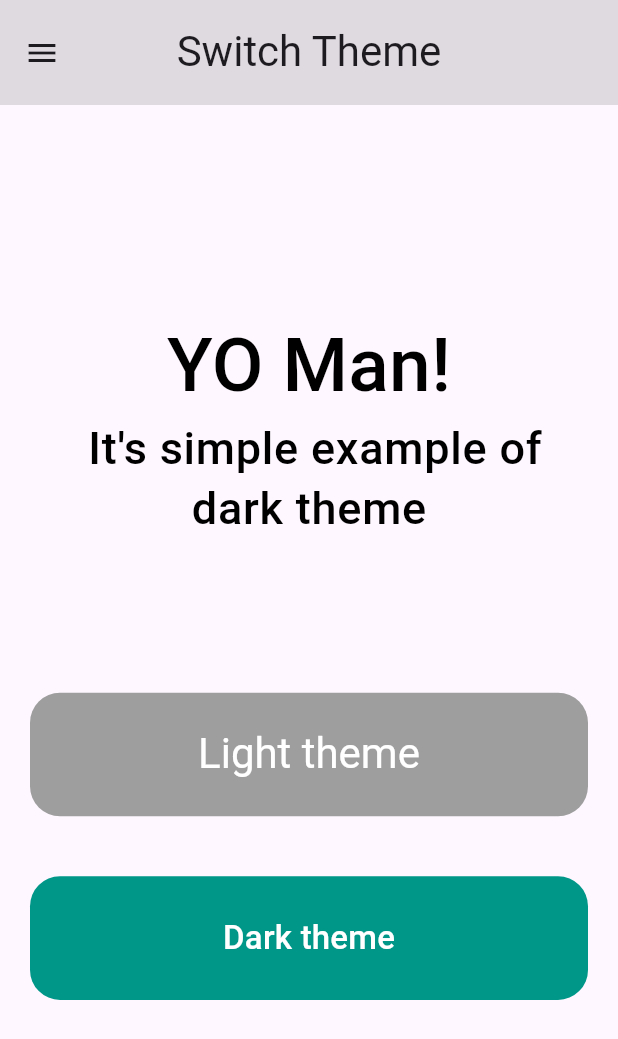
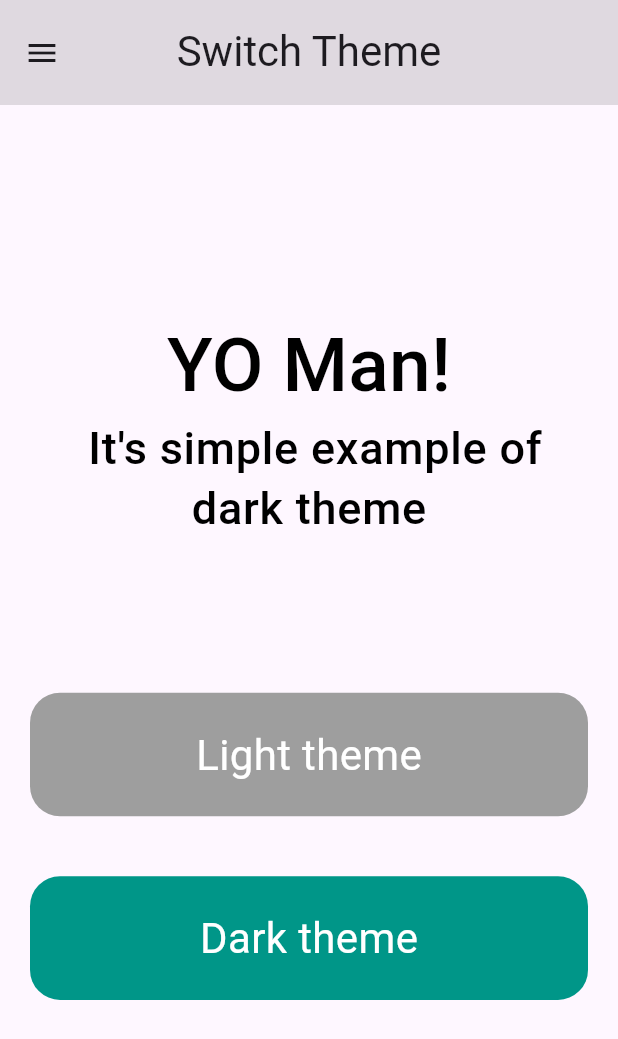
Before and after one commit to MauryaAayush/advflutterch_1, a Flutter app: the screen it shows after launch, on a phone screen of 412 x 824 dp. Shown: the top 1039 px of the screen. Run offline on Flutter 3.47's test engine with Material 3 defaults, Android fonts, the phone set to English and light mode, and no system bars.

Commit message:
Radhey Radhey

```diff
--- a/lib/screens/first_page/Views/Switch_theme_Screen/part_2.dart
+++ b/lib/screens/first_page/Views/Switch_theme_Screen/part_2.dart
@@ -51,7 +51,9 @@ class _switch_theme_2State extends State<switch_theme_2> {
               alignment: Alignment.center,
               child:  Text(
                 'Light theme',
-                style: Theme.of(context).textTheme.titleLarge
+                style: TextStyle(
+                fontSize: 28
+                )
               ),
             ),
           // ),
@@ -73,7 +75,9 @@ class _switch_theme_2State extends State<switch_theme_2> {
               alignment: Alignment.center,
               child: Text(
                 'Dark theme',
-                style: Theme.of(context).textTheme.titleMedium
+                style: TextStyle(
+                  fontSize: 28
+                )
               ),
             ),
           // ),
```
Also changed, not shown: Screenshot_20240425_083152.png (deleted), Screenshot_20240425_083208.png (deleted), Screenshot_20240425_220109.png (added), Screenshot_20240425_220139.png (added).
